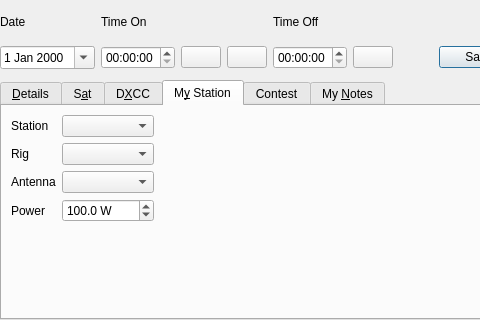
Qt form ui/NewContactWidget.ui (k5mcd/QLog) before a commit; both pictures show x 0 to 480 and y 155 to 475 of the 980 by 475 pixel window.
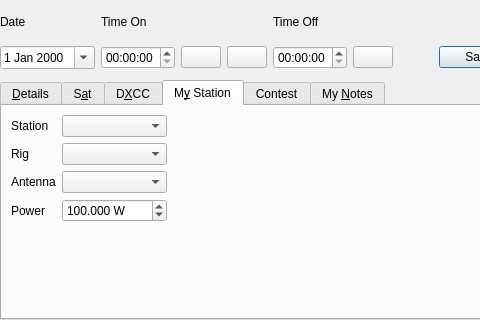
The same form after that commit. The open tabs and pages were chosen to show the change. Icons and pictures are not drawn. Custom widgets are drawn as their Qt base class.

```diff
--- a/ui/NewContactWidget.ui
+++ b/ui/NewContactWidget.ui
@@ -1623,7 +1623,7 @@
             <string> W</string>
            </property>
            <property name="decimals">
-            <number>1</number>
+            <number>3</number>
            </property>
            <property name="maximum">
             <double>1000000.000000000000000</double>
```
